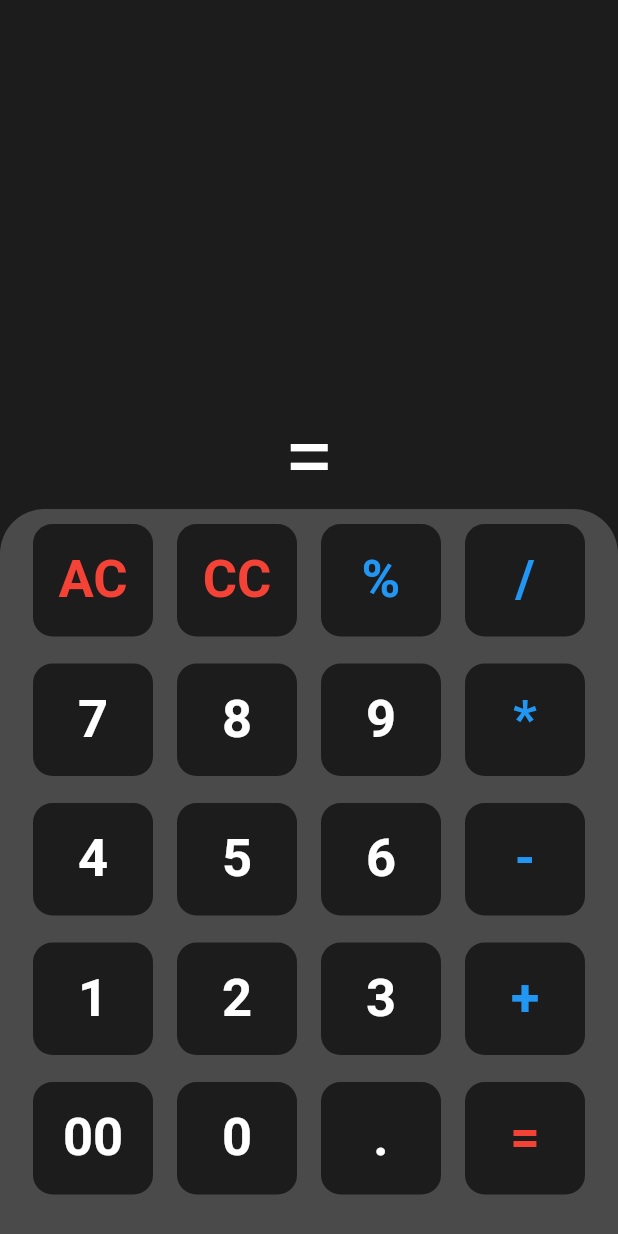
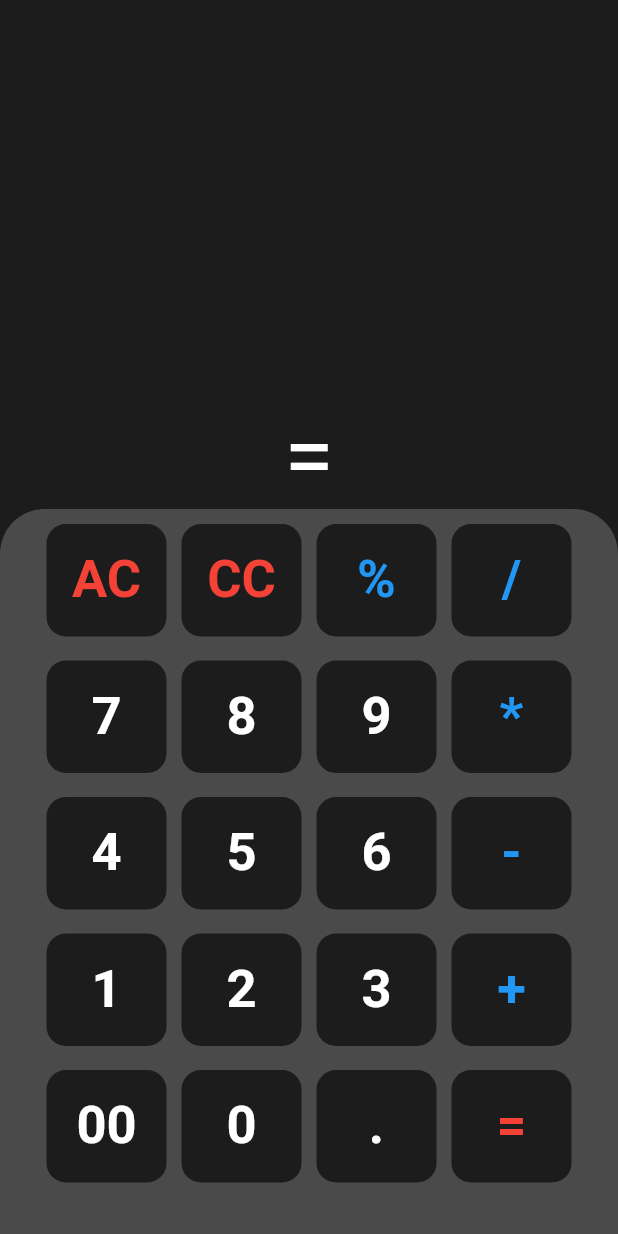
Before and after one commit to vishalbalani/flutter-basics, a Flutter app: the screen it shows after launch, on a phone screen of 412 x 824 dp. Run offline on Flutter 3.47's test engine with Material 2 defaults, Android fonts, the phone set to English and light mode, and no system bars.

Commit message:
Update calculator.dart minor bug fix

```diff
--- a/Calculator/lib/calculator.dart
+++ b/Calculator/lib/calculator.dart
@@ -114,7 +114,7 @@ class _CalculatorState extends State<Calculator> {
         });
       },
       child: Padding(
-        padding: const EdgeInsets.only(left: 8, right: 8, top: 10, bottom: 8),
+        padding: const EdgeInsets.only(left: 5, right: 5, top: 10, bottom: 6),
         child: Container(
           height: 75,
           width: 80,
```
